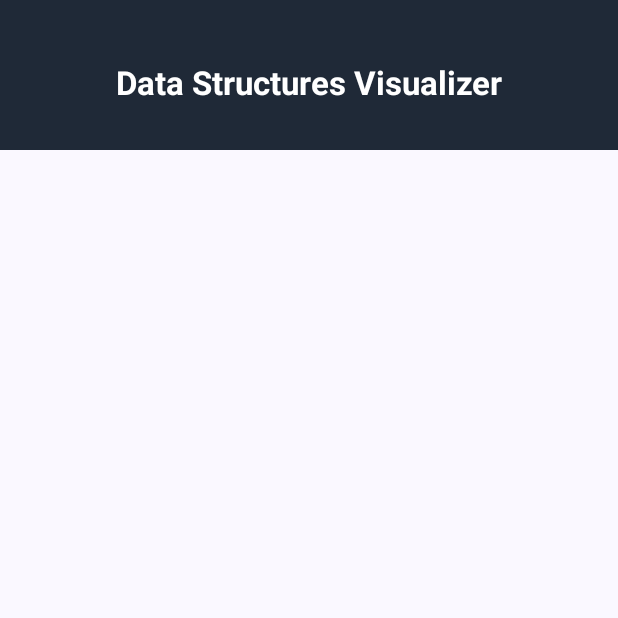
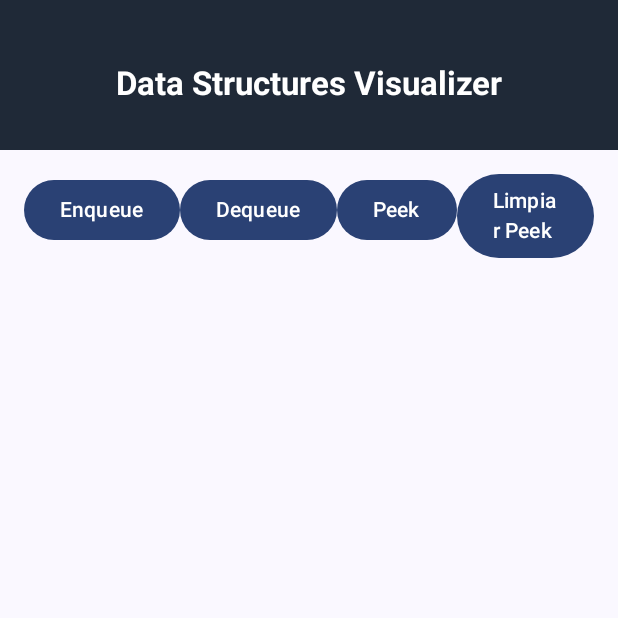
Before and after one commit to AscencioSIUU/DataStructureVisualizer-, an Android app built with Jetpack Compose: the Queues screen opened through its navigation route, on a phone screen of 412 x 824 dp, the top half of it. Run offline under Robolectric (Android 15) with nearby library versions, the phone set to English and light mode, and no system bars; network calls fail.

Commit message:
funcionamiento de los queues

```diff
--- a/app/src/main/java/com/example/datastructurevisualizerapp/MainActivity.kt
+++ b/app/src/main/java/com/example/datastructurevisualizerapp/MainActivity.kt
@@ -45,6 +45,7 @@ import com.example.datastructurevisualizerapp.data.data_source.getBarData
 import com.example.datastructurevisualizerapp.domain.models.Coin
 import com.example.datastructurevisualizerapp.viewmodels.BarGraphViewModel
 import com.example.datastructurevisualizerapp.views.InsertionSortVisualizer
+import com.example.datastructurevisualizerapp.views.QueueViewModel
 
 
 class MainActivity : ComponentActivity() {
@@ -178,15 +179,18 @@ fun MyDataStructureVisualizerApp() {
                 composable("Stacks") {
 
                     // Inicializar el ViewModel pasando valuesList
-                    val viewModel = remember { StackViewModel(valuesList) }
+                    val viewModelStack = remember { StackViewModel(valuesList) }
 
                     // Llamar al visualizador del stack
-                    StackVisualizer(viewModel)
+                    StackVisualizer(viewModelStack)
 
                 }
 
                 composable("Queues") {
-                    QueuesVisualizer()
+
+                    val viewModelQueue = remember { QueueViewModel(valuesList) }
+
+                    QueuesVisualizer(viewModelQueue)
                 }
 
                 composable("Binary Trees") {
--- a/app/src/main/java/com/example/datastructurevisualizerapp/views/Queues.kt
+++ b/app/src/main/java/com/example/datastructurevisualizerapp/views/Queues.kt
@@ -1,8 +1,107 @@
 package com.example.datastructurevisualizerapp.views
 
-import androidx.compose.runtime.Composable
+import androidx.compose.foundation.background
+import androidx.compose.foundation.layout.*
+import androidx.compose.material3.Button
+import androidx.compose.material3.Text
+import androidx.compose.runtime.*
+import androidx.compose.ui.Alignment
+import androidx.compose.ui.Modifier
+import androidx.compose.ui.graphics.Color
+import androidx.compose.ui.unit.dp
+import androidx.lifecycle.ViewModel
+
+// ViewModel para manejar el Queue
+class QueueViewModel(private val valuesList: List<Int>) : ViewModel() {
+    private val _queue = mutableStateListOf<Int>()
+    val queue: List<Int> get() = _queue
+
+    private var currentIndex = 0  // Para iterar por los elementos de valuesList
+    var peekedIndex by mutableStateOf<Int?>(null)
+        private set
+
+    // Función para agregar el siguiente elemento a la cola
+    fun enqueueNextElement() {
+        if (currentIndex < valuesList.size) {
+            _queue.add(valuesList[currentIndex])
+            currentIndex++
+            clearPeek()
+        }
+    }
+
+    // Función para eliminar el primer elemento de la cola
+    fun dequeue() {
+        if (_queue.isNotEmpty()) {
+            _queue.removeAt(0)  // Elimina el primer elemento de la cola (FIFO)
+            clearPeek()
+        }
+    }
+
+    // Peek muestra el primer elemento de la cola sin eliminarlo
+    fun peek() {
+        if (_queue.isNotEmpty()) {
+            peekedIndex = 0  // El primer elemento de la cola es el que se peekeó
+        }
+    }
+
+    // Limpiar el valor de peek
+    fun clearPeek() {
+        peekedIndex = null
+    }
+}
 
 @Composable
-fun QueuesVisualizer(){
+fun QueuesVisualizer(viewModel: QueueViewModel) {
 
+    Column(
+        modifier = Modifier
+            .fillMaxSize()
+            .padding(16.dp)
+    ) {
+
+        // Botones para las operaciones
+        Row(
+            modifier = Modifier.fillMaxWidth(),
+            horizontalArrangement = Arrangement.SpaceBetween
+        ) {
+            Button(onClick = {
+                viewModel.enqueueNextElement()
+            }) {
+                Text("Enqueue")
+            }
+            Button(onClick = {
+                viewModel.dequeue()
+            }) {
+                Text("Dequeue")
+            }
+            Button(onClick = {
+                viewModel.peek()
+            }) {
+                Text("Peek")
+            }
+            Button(onClick = {
+                viewModel.clearPeek()
+            }) {
+                Text("Limpiar Peek")
+            }
+        }
+
+        Spacer(modifier = Modifier.height(16.dp))
+
+        // Mostrar los elementos de la cola
+        viewModel.queue.forEachIndexed { index, item ->
+            val backgroundColor = if (index == viewModel.peekedIndex) Color.Yellow else Color.LightGray  // Cambiar el color si es el elemento peekeado
+            Box(
+                modifier = Modifier
+                    .fillMaxWidth()
+                    .padding(4.dp)
+                    .height(50.dp)
+                    .background(backgroundColor),
+                contentAlignment = Alignment.Center
+            ) {
+                Text(text = item.toString())
+            }
+        }
+
+    }
 }
```
